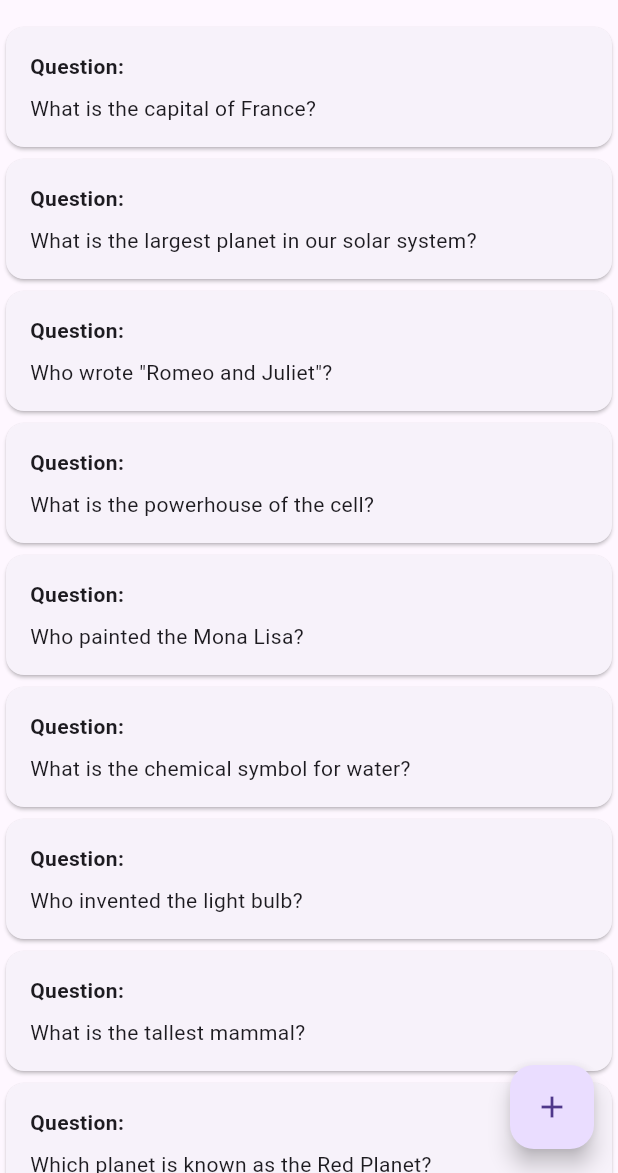
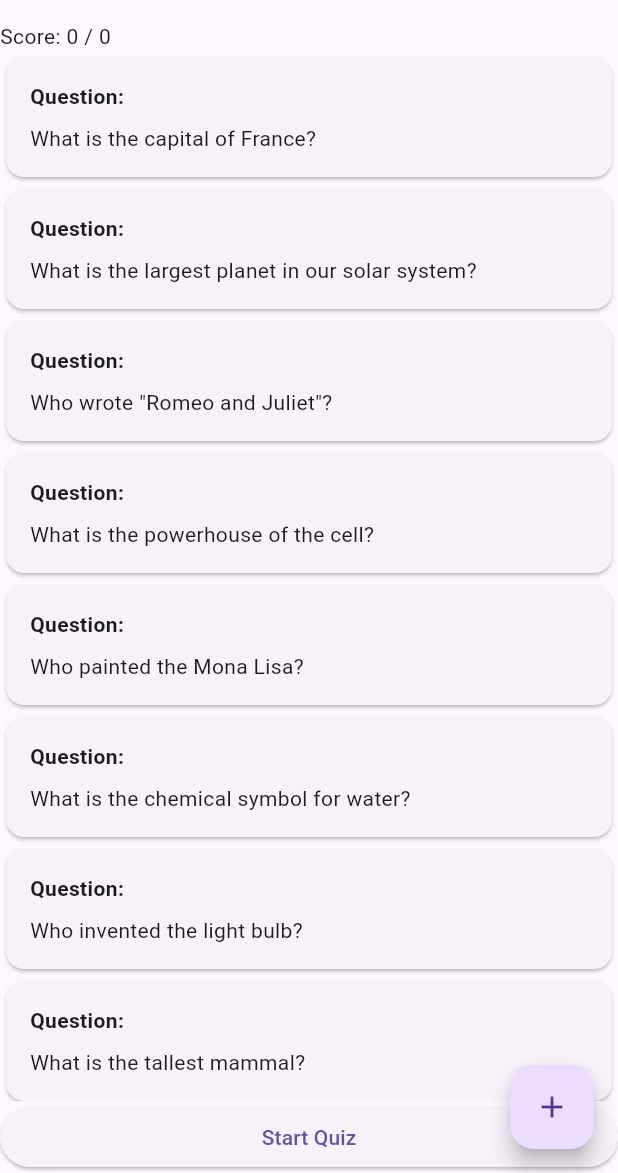
Before and after one commit to hello-saif/FlashCard, a Flutter app: the screen it shows after launch, on a phone screen of 412 x 824 dp, the part 63-1236 px from its top. Run offline on Flutter 3.47's test engine with Material 3 defaults, Android fonts, the phone set to English and light mode, and no system bars.

Commit message:
update Score

```diff
--- a/lib/Add_FlashCard.dart
+++ b/lib/Add_FlashCard.dart
@@ -1,62 +1,74 @@
 import 'package:flutter/cupertino.dart';
 import 'package:flutter/material.dart';
 
-import 'FlashCardScreen.dart';
-import 'FlashCardWidget.dart';
-import 'main.dart';
-
-class FlashcardScreen extends StatefulWidget {
+class AddFlashcardScreen extends StatefulWidget {
   @override
-  _FlashcardScreenState createState() => _FlashcardScreenState();
+  _AddFlashcardScreenState createState() => _AddFlashcardScreenState();
 }
 
-class _FlashcardScreenState extends State<FlashcardScreen> {
-  List<Flashcard> flashcards = [
-    Flashcard(question: 'What is the capital of France?', answer: 'Paris'),
-    Flashcard(question: 'What is the largest planet in our solar system?', answer: 'Jupiter'),
-    Flashcard(question: 'Who wrote "Romeo and Juliet"?', answer: 'William Shakespeare'),
-    Flashcard(question: 'What is the powerhouse of the cell?', answer: 'Mitochondria'),
-    Flashcard(question: 'Who painted the Mona Lisa?', answer: 'Leonardo da Vinci'),
-    Flashcard(question: 'What is the chemical symbol for water?', answer: 'H2O'),
-    Flashcard(question: 'Who invented the light bulb?', answer: 'Thomas Edison'),
-    Flashcard(question: 'What is the tallest mammal?', answer: 'Giraffe'),
-    Flashcard(question: 'Which planet is known as the Red Planet?', answer: 'Mars'),
-    Flashcard(question: 'What is the chemical symbol for gold?', answer: 'Au'),
-  ];
-
+class _AddFlashcardScreenState extends State<AddFlashcardScreen> {
+  TextEditingController questionController = TextEditingController();
+  TextEditingController answerController = TextEditingController();
 
   @override
   Widget build(BuildContext context) {
     return Scaffold(
       appBar: AppBar(
-        title: const Text('Flashcards'),
+        title: const Text('Add Flashcard'),
       ),
-      body: ListView.builder(
-        itemCount: flashcards.length,
-        itemBuilder: (context, index) {
-          return FlashcardWidget(
-            flashcard: flashcards[index],
-          );
-        },
-      ),
-      floatingActionButton: FloatingActionButton(
-        onPressed: () {
-          _navigateToAddFlashcardScreen(context);
-        },
-        child: const Icon(Icons.add),
+      body: Padding(
+        padding: const EdgeInsets.all(16.0),
+        child: Column(
+          children: [
+            TextField(
+              controller: questionController,
+              decoration: const InputDecoration(labelText: 'Question'),
+            ),
+            const SizedBox(height: 16.0),
+            TextField(
+              controller: answerController,
+              decoration: const InputDecoration(labelText: 'Answer'),
+            ),
+            const SizedBox(height: 16.0),
+            ElevatedButton(
+              onPressed: () {
+                if (questionController.text.isNotEmpty &&
+                    answerController.text.isNotEmpty) {
+                  Navigator.pop(
+                    context,
+                    Flashcard(
+                      question: questionController.text,
+                      answer: answerController.text,
+                    ),
+                  );
+                } else {
+                  showDialog(
+                    context: context,
+                    builder: (context) => AlertDialog(
+                      title: const Text('Error'),
+                      content: const Text('Please fill out both fields.'),
+                      actions: [
+                        TextButton(
+                          onPressed: () => Navigator.pop(context),
+                          child: const Text('OK'),
+                        ),
+                      ],
+                    ),
+                  );
+                }
+              },
+              child: const Text('Save'),
+            ),
+          ],
+        ),
       ),
     );
   }
+}
 
-  void _navigateToAddFlashcardScreen(BuildContext context) async {
-    final result = await Navigator.push(
-      context,
-      MaterialPageRoute(builder: (context) => AddFlashcardScreen()),
-    );
-    if (result != null && result is Flashcard) {
-      setState(() {
-        flashcards.add(result);
-      });
-    }
-  }
+class Flashcard {
+  final String question;
+  final String answer;
+
+  Flashcard({required this.question, required this.answer});
 }
--- a/lib/FlashCardScreen.dart
+++ b/lib/FlashCardScreen.dart
@@ -1,74 +1,89 @@
 import 'package:flutter/cupertino.dart';
 import 'package:flutter/material.dart';
 
-class AddFlashcardScreen extends StatefulWidget {
+import 'Add_FlashCard.dart';
+import 'FlashCardWidget.dart';
+
+class FlashcardScreen extends StatefulWidget {
   @override
-  _AddFlashcardScreenState createState() => _AddFlashcardScreenState();
+  _FlashcardScreenState createState() => _FlashcardScreenState();
 }
 
-class _AddFlashcardScreenState extends State<AddFlashcardScreen> {
-  TextEditingController questionController = TextEditingController();
-  TextEditingController answerController = TextEditingController();
+class _FlashcardScreenState extends State<FlashcardScreen> {
+  List<Flashcard> flashcards = [
+    Flashcard(question: 'What is the capital of France?', answer: 'Paris'),
+    Flashcard(question: 'What is the largest planet in our solar system?', answer: 'Jupiter'),
+    Flashcard(question: 'Who wrote "Romeo and Juliet"?', answer: 'William Shakespeare'),
+    Flashcard(question: 'What is the powerhouse of the cell?', answer: 'Mitochondria'),
+    Flashcard(question: 'Who painted the Mona Lisa?', answer: 'Leonardo da Vinci'),
+    Flashcard(question: 'What is the chemical symbol for water?', answer: 'H2O'),
+    Flashcard(question: 'Who invented the light bulb?', answer: 'Thomas Edison'),
+    Flashcard(question: 'What is the tallest mammal?', answer: 'Giraffe'),
+    Flashcard(question: 'Which planet is known as the Red Planet?', answer: 'Mars'),
+    Flashcard(question: 'What is the chemical symbol for gold?', answer: 'Au'),
+  ];
+
+  int correctAnswers = 0;
+  int totalQuestions = 0;
 
   @override
   Widget build(BuildContext context) {
     return Scaffold(
       appBar: AppBar(
-        title: const Text('Add Flashcard'),
+        title: const Text('Flashcards'),
       ),
-      body: Padding(
-        padding: const EdgeInsets.all(16.0),
-        child: Column(
+      body: Column(
+        crossAxisAlignment: CrossAxisAlignment.stretch,
         children: [
-            TextField(
-              controller: questionController,
-              decoration: const InputDecoration(labelText: 'Question'),
+
+          Text('Score: $correctAnswers / $totalQuestions'),
+          Expanded(
+            child: ListView.builder(
+              itemCount: flashcards.length,
+              itemBuilder: (context, index) {
+                return FlashcardWidget(
+                  flashcard: flashcards[index],
+                  onAnswered: (isCorrect) {
+                    setState(() {
+                      totalQuestions++;
+                      if (isCorrect) {
+                        correctAnswers++;
+                      }
+                    });
+                  },
+                );
+              },
             ),
-            const SizedBox(height: 16.0),
-            TextField(
-              controller: answerController,
-              decoration: const InputDecoration(labelText: 'Answer'),
           ),
-            const SizedBox(height: 16.0),
           ElevatedButton(
             onPressed: () {
-                if (questionController.text.isNotEmpty &&
-                    answerController.text.isNotEmpty) {
-                  Navigator.pop(
-                    context,
-                    Flashcard(
-                      question: questionController.text,
-                      answer: answerController.text,
-                    ),
-                  );
-                } else {
-                  showDialog(
-                    context: context,
-                    builder: (context) => AlertDialog(
-                      title: const Text('Error'),
-                      content: const Text('Please fill out both fields.'),
-                      actions: [
-                        TextButton(
-                          onPressed: () => Navigator.pop(context),
-                          child: const Text('OK'),
+              setState(() {
+                correctAnswers = 0;
+                totalQuestions = 0;
+              });
+            },
+            child: const Text('Start Quiz'),
           ),
         ],
       ),
-                  );
-                }
+      floatingActionButton: FloatingActionButton(
+        onPressed: () {
+          _navigateToAddFlashcardScreen(context);
         },
-              child: const Text('Save'),
-            ),
-          ],
-        ),
+        child: const Icon(Icons.add),
       ),
     );
   }
+
+  void _navigateToAddFlashcardScreen(BuildContext context) async {
+    final result = await Navigator.push(
+      context,
+      MaterialPageRoute(builder: (context) => AddFlashcardScreen()),
+    );
+    if (result != null && result is Flashcard) {
+      setState(() {
+        flashcards.add(result);
+      });
     }
-
-class Flashcard {
-  final String question;
-  final String answer;
-
-  Flashcard({required this.question, required this.answer});
   }
+}
--- a/lib/FlashCardWidget.dart
+++ b/lib/FlashCardWidget.dart
@@ -1,12 +1,14 @@
+
 import 'package:flutter/cupertino.dart';
 import 'package:flutter/material.dart';
 
-import 'FlashCardScreen.dart';
+import 'Add_FlashCard.dart';
 
 class FlashcardWidget extends StatefulWidget {
   final Flashcard flashcard;
+  final Function(bool) onAnswered;
 
-  const FlashcardWidget({Key? key, required this.flashcard}) : super(key: key);
+  const FlashcardWidget({Key? key, required this.flashcard, required this.onAnswered}) : super(key: key);
 
   @override
   _FlashcardWidgetState createState() => _FlashcardWidgetState();
@@ -43,6 +45,19 @@ class _FlashcardWidgetState extends State<FlashcardWidget> {
                 ),
                 const SizedBox(height: 8.0),
                 Text(widget.flashcard.answer),
+                const SizedBox(height: 16.0),
+                ElevatedButton(
+                  onPressed: () {
+                    widget.onAnswered(true);
+                  },
+                  child: const Text('Correct'),
+                ),
+                ElevatedButton(
+                  onPressed: () {
+                    widget.onAnswered(false);
+                  },
+                  child: const Text('Incorrect'),
+                ),
               ],
             ],
           ),
--- a/lib/main.dart
+++ b/lib/main.dart
@@ -1,13 +1,14 @@
 import 'package:flutter/material.dart';
 
-import 'Add_FlashCard.dart';
 import 'FlashCardScreen.dart';
 
 void main() {
-  runApp(FlashcardApp());
+  runApp(const FlashcardApp());
 }
 
 class FlashcardApp extends StatelessWidget {
+  const FlashcardApp({super.key});
+
   @override
   Widget build(BuildContext context) {
     return MaterialApp(
```
Lines whose indentation alone changed are shown as unchanged.
